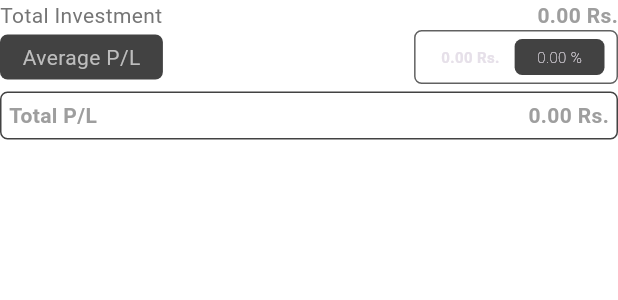
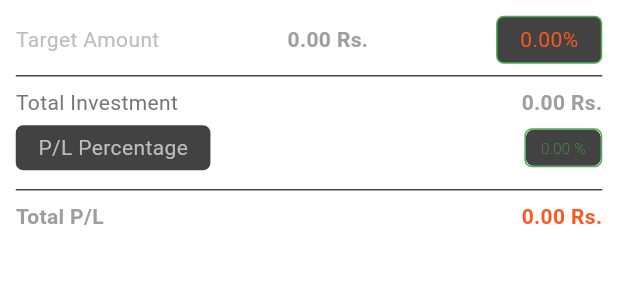
Before and after one commit to CodewithVipin/heatmap, a Flutter app: the SummaryDetails widget shown alone on an empty page, opened directly with empty values, on a phone screen of 412 x 824 dp. Shown: the top 300 px of the screen. Run offline on Flutter 3.47's test engine with Material 3 defaults, Android fonts, the phone set to English and light mode, and no system bars; our stand-ins replace hive, hive_flutter; accounts and stored records are empty.

Commit message:
color_adjustment_border_colour_fixed

```diff
--- a/lib/screens/heat_map_screen.dart
+++ b/lib/screens/heat_map_screen.dart
@@ -29,6 +29,9 @@ class _HeatmapScreenState extends State<HeatmapScreen> {
     double avgProfitPercent =
         totalInvestment == 0 ? 0.0 : (totalProfit / totalInvestment) * 100;
 
+    double targetAmount = 100000;
+    double coverTarget = (totalProfit / targetAmount) * 100;
+
     return Scaffold(
       backgroundColor: ThemeData.dark().scaffoldBackgroundColor,
       appBar: AppBar(
@@ -41,6 +44,8 @@ class _HeatmapScreenState extends State<HeatmapScreen> {
                 crossAxisAlignment: CrossAxisAlignment.start,
                 children: [
                   SummaryDetails(
+                    coverTarget: coverTarget,
+                    targetAmount: targetAmount,
                     totalProfit: totalProfit,
                     totalInvestment: totalInvestment,
                     avgProfit: avgProfit,
@@ -110,13 +115,18 @@ class _HeatmapScreenState extends State<HeatmapScreen> {
 
 // Widget to display summary details at the top
 class SummaryDetails extends StatelessWidget {
+  final double targetAmount;
   final double totalInvestment;
   final double avgProfit;
   final double avgProfitPercent;
   final double totalProfit;
 
+  final double coverTarget;
+
   const SummaryDetails({
     super.key,
+    required this.coverTarget,
+    required this.targetAmount,
     required this.totalInvestment,
     required this.totalProfit,
     required this.avgProfit,
@@ -125,62 +135,105 @@ class SummaryDetails extends StatelessWidget {
 
   @override
   Widget build(BuildContext context) {
-    return Column(
+    return Container(
+      padding: EdgeInsets.all(
+        10,
+      ),
+      decoration: BoxDecoration(
+          borderRadius: BorderRadius.circular(10),
+          border: Border.all(color: Colors.white, width: 0.5)),
+      child: Column(
         crossAxisAlignment: CrossAxisAlignment.start,
         children: [
           Row(
             mainAxisAlignment: MainAxisAlignment.spaceBetween,
             children: [
+              Text(
+                "Target Amount",
+                style: TextStyle(
+                    color: Colors.grey.shade400, fontWeight: FontWeight.w400),
+              ),
+              Text("${targetAmount.toStringAsFixed(2)} Rs.",
+                  style: TextStyle(
+                      color: Colors.grey.shade500,
+                      fontWeight: FontWeight.bold)),
+              Container(
+                padding:
+                    EdgeInsets.only(left: 15, right: 15, top: 5, bottom: 5),
+                decoration: BoxDecoration(
+                  border: Border.all(
+                      color:
+                          totalProfit >= 0 ? Colors.green : Colors.deepOrange),
+                  color: Colors.grey.shade800,
+                  borderRadius: BorderRadius.circular(5),
+                ),
+                child: Text(
+                  "${coverTarget.toStringAsFixed(2)}%",
+                  style: TextStyle(
+                      color: totalProfit > 0 ? Colors.green : Colors.deepOrange,
+                      fontWeight: FontWeight.w400),
+                ),
+              ),
+            ],
+          ),
+          Divider(),
+          Row(
+            mainAxisAlignment: MainAxisAlignment.spaceBetween,
+            children: [
               Text("Total Investment",
                   style: TextStyle(
-                    color: Colors.grey.shade600, fontWeight: FontWeight.w400)),
+                      color: Colors.grey.shade600,
+                      fontWeight: FontWeight.w400)),
               Text("${totalInvestment.toStringAsFixed(2)} Rs.",
                   style: TextStyle(
-                    color: Colors.grey.shade500, fontWeight: FontWeight.bold)),
+                      color: Colors.grey.shade500,
+                      fontWeight: FontWeight.bold)),
             ],
+          ),
+          SizedBox(
+            height: 5,
           ),
           Row(
             mainAxisAlignment: MainAxisAlignment.spaceBetween,
             children: [
               Container(
-              padding: EdgeInsets.only(left: 15, right: 15, top: 5, bottom: 5),
+                padding:
+                    EdgeInsets.only(left: 15, right: 15, top: 5, bottom: 5),
                 decoration: BoxDecoration(
                   color: Colors.grey.shade800,
                   borderRadius: BorderRadius.circular(5),
                 ),
                 child: Text(
-                "Average P/L",
+                  "P/L Percentage",
                   style: TextStyle(
                       color: Colors.grey.shade400, fontWeight: FontWeight.w400),
                 ),
               ),
               Container(
-              padding: EdgeInsets.only(right: 8, left: 17, top: 5, bottom: 5),
                 decoration: BoxDecoration(
                   borderRadius: BorderRadius.circular(5),
-                border: Border.all(color: Colors.grey.shade700),
+                  border: Border.all(
+                      color:
+                          totalProfit >= 0 ? Colors.green : Colors.deepOrange),
                 ),
                 child: Row(
                   children: [
-                  Text(
-                    "${avgProfit.toStringAsFixed(2)} Rs.",
-                    style: TextStyle(fontWeight: FontWeight.bold, fontSize: 10),
-                  ),
-                  Padding(
-                    padding: const EdgeInsets.only(left: 10),
-                    child: Container(
+                    Container(
                       decoration: BoxDecoration(
                         borderRadius: BorderRadius.circular(5),
                         color: Colors.grey.shade800,
                       ),
                       padding: EdgeInsets.only(
-                          left: 15, right: 15, top: 5, bottom: 5),
+                          left: 10, right: 10, top: 5, bottom: 5),
                       child: Text(
                         textAlign: TextAlign.center,
                         "${avgProfitPercent.toStringAsFixed(2)} %",
                         style: TextStyle(
-                            fontWeight: FontWeight.w200, fontSize: 10),
-                      ),
+                            fontWeight: FontWeight.w200,
+                            fontSize: 10,
+                            color: totalProfit >= 0
+                                ? Colors.green
+                                : Colors.deepOrange),
                       ),
                     ),
                   ],
@@ -191,28 +244,31 @@ class SummaryDetails extends StatelessWidget {
           SizedBox(
             height: 5,
           ),
+          Divider(),
           Container(
-          padding: EdgeInsets.all(5),
             decoration: BoxDecoration(
               borderRadius: BorderRadius.circular(5),
-              border: Border.all(color: Colors.grey.shade800)),
+            ),
             child: Row(
               mainAxisAlignment: MainAxisAlignment.spaceBetween,
               children: [
                 const Text(
                   "Total P/L",
-                style:
-                    TextStyle(fontWeight: FontWeight.bold, color: Colors.grey),
+                  style: TextStyle(
+                      fontWeight: FontWeight.bold, color: Colors.grey),
                 ),
                 Text(
                   "${totalProfit.toStringAsFixed(2)} Rs.",
-                style:
-                    TextStyle(fontWeight: FontWeight.bold, color: Colors.grey),
+                  style: TextStyle(
+                      fontWeight: FontWeight.bold,
+                      color:
+                          totalProfit > 0 ? Colors.green : Colors.deepOrange),
                 ),
               ],
             ),
           ),
         ],
+      ),
     );
   }
 }
@@ -303,8 +359,8 @@ class ProfitLossHeatmap extends StatelessWidget {
                 bottomLeft: Radius.circular(25),
               ),
               color: record.profitOrLoss >= 0
-                  ? const Color.fromARGB(255, 125, 147, 104)
-                  : const Color.fromARGB(255, 190, 127, 127),
+                  ? Colors.teal
+                  : Colors.deepOrange.shade400,
             ),
             margin: const EdgeInsets.all(4.0),
             child: Center(
```
Also changed, not shown: pubspec.lock. Lines whose indentation alone changed are shown as unchanged.
